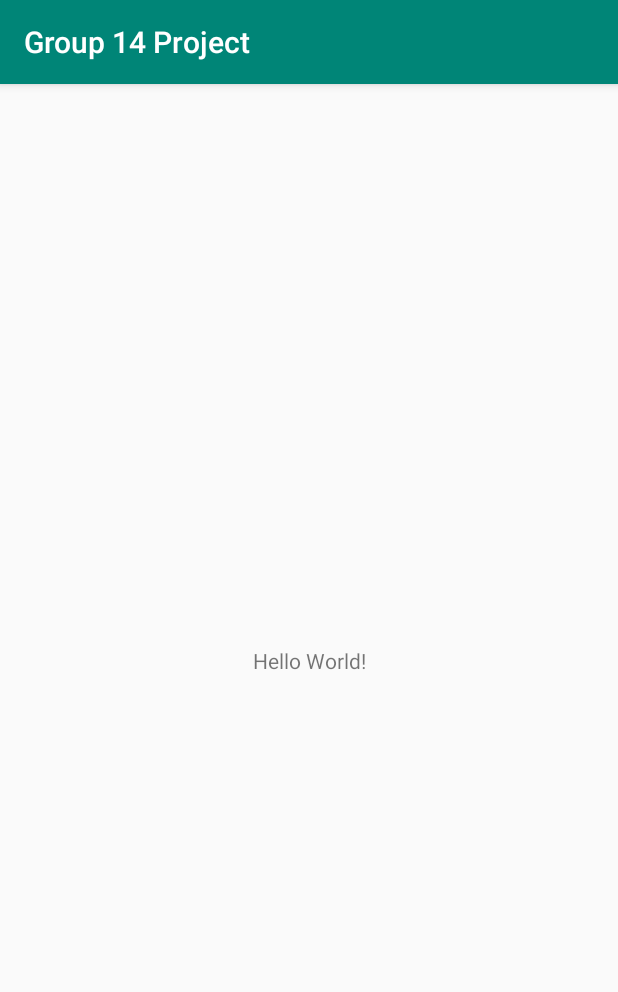
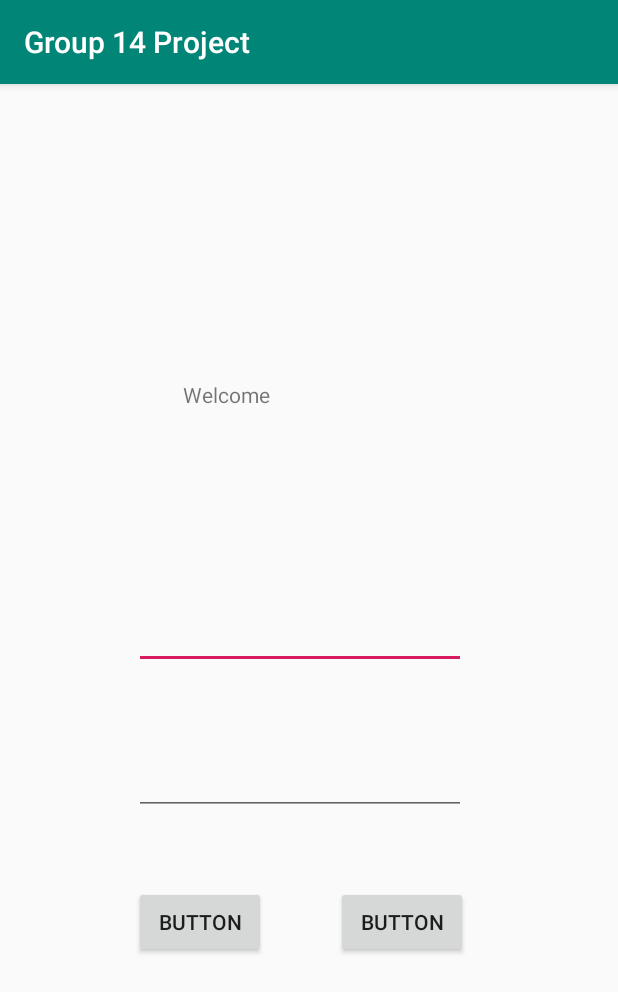
Before and after one commit to AndreeaMAndrada/Group14Project, an Android app: the screen it shows after launch (MainActivity), on a phone screen of 412 x 824 dp. Shown: the top 992 px of the screen. Run offline under Robolectric (Android 15) with nearby library versions, the phone set to English and light mode, and no system bars.

Commit message:
first activity

```diff
--- a/app/src/main/res/layout/activity_main.xml
+++ b/app/src/main/res/layout/activity_main.xml
@@ -6,13 +6,82 @@
     android:layout_height="match_parent"
     tools:context=".MainActivity">
 
+    <EditText
+        android:id="@+id/editText"
+        android:layout_width="221dp"
+        android:layout_height="49dp"
+        android:layout_marginStart="8dp"
+        android:layout_marginTop="8dp"
+        android:layout_marginEnd="8dp"
+        android:layout_marginBottom="8dp"
+        android:ems="10"
+        android:inputType="textEmailAddress"
+        app:layout_constraintBottom_toTopOf="@+id/editText2"
+        app:layout_constraintEnd_toEndOf="parent"
+        app:layout_constraintHorizontal_bias="0.465"
+        app:layout_constraintStart_toStartOf="parent"
+        app:layout_constraintTop_toTopOf="parent"
+        app:layout_constraintVertical_bias="0.884" />
+
+    <EditText
+        android:id="@+id/editText2"
+        android:layout_width="221dp"
+        android:layout_height="46dp"
+        android:layout_marginStart="8dp"
+        android:layout_marginTop="8dp"
+        android:layout_marginEnd="8dp"
+        android:layout_marginBottom="8dp"
+        android:ems="10"
+        android:inputType="textPassword"
+        app:layout_constraintBottom_toBottomOf="parent"
+        app:layout_constraintEnd_toEndOf="parent"
+        app:layout_constraintHorizontal_bias="0.465"
+        app:layout_constraintStart_toStartOf="parent"
+        app:layout_constraintTop_toTopOf="parent"
+        app:layout_constraintVertical_bias="0.614" />
+
     <TextView
+        android:id="@+id/textView"
+        android:layout_width="148dp"
+        android:layout_height="84dp"
+        android:layout_marginStart="8dp"
+        android:layout_marginTop="8dp"
+        android:layout_marginEnd="8dp"
+        android:layout_marginBottom="8dp"
+        android:text="Welcome"
+        app:layout_constraintBottom_toTopOf="@+id/editText"
+        app:layout_constraintEnd_toEndOf="parent"
+        app:layout_constraintHorizontal_bias="0.461"
+        app:layout_constraintStart_toStartOf="parent"
+        app:layout_constraintTop_toTopOf="parent"
+        app:layout_constraintVertical_bias="0.787" />
+
+    <Button
+        android:id="@+id/button"
         android:layout_width="wrap_content"
         android:layout_height="wrap_content"
-        android:text="Hello World!"
+        android:layout_marginStart="8dp"
+        android:layout_marginTop="8dp"
+        android:layout_marginEnd="8dp"
+        android:layout_marginBottom="8dp"
+        android:text="Button"
         app:layout_constraintBottom_toBottomOf="parent"
-        app:layout_constraintLeft_toLeftOf="parent"
-        app:layout_constraintRight_toRightOf="parent"
-        app:layout_constraintTop_toTopOf="parent" />
+        app:layout_constraintEnd_toStartOf="@+id/button2"
+        app:layout_constraintHorizontal_bias="0.68"
+        app:layout_constraintStart_toStartOf="parent"
+        app:layout_constraintTop_toBottomOf="@+id/editText2"
+        app:layout_constraintVertical_bias="0.183" />
 
+    <Button
+        android:id="@+id/button2"
+        android:layout_width="wrap_content"
+        android:layout_height="wrap_content"
+        android:layout_marginTop="8dp"
+        android:layout_marginEnd="100dp"
+        android:layout_marginBottom="8dp"
+        android:text="Button"
+        app:layout_constraintBottom_toBottomOf="parent"
+        app:layout_constraintEnd_toEndOf="parent"
+        app:layout_constraintTop_toBottomOf="@+id/editText2"
+        app:layout_constraintVertical_bias="0.183" />
 </androidx.constraintlayout.widget.ConstraintLayout>
```
